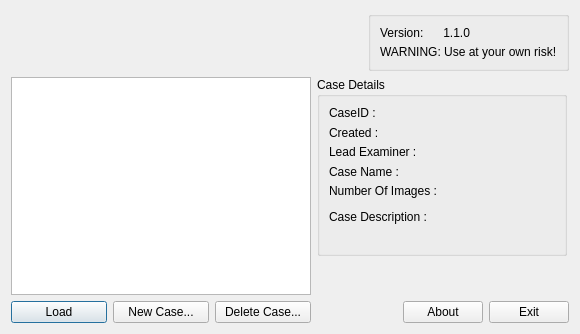
Before: the Qt Designer form caseselect.ui in xleedos/TIAS, drawn with Qt 5.
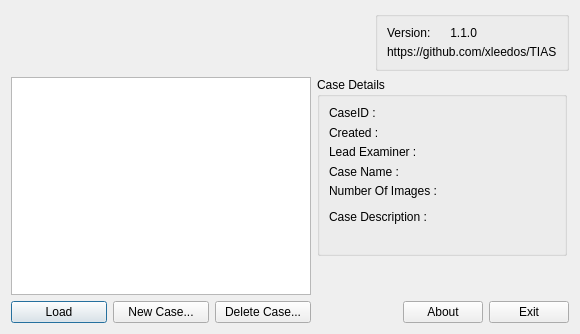
After: the same form once the commit is applied. Icons and pictures are not drawn.

What changed in the file:
```diff
--- a/caseselect.ui
+++ b/caseselect.ui
@@ -71,6 +71,9 @@
        <property name="alignment">
         <set>Qt::AlignRight|Qt::AlignTrailing|Qt::AlignVCenter</set>
        </property>
+       <property name="flat">
+        <bool>false</bool>
+       </property>
        <layout class="QVBoxLayout" name="verticalLayout_6">
         <item>
          <spacer name="verticalSpacer_3">
@@ -95,7 +98,16 @@
         <item>
          <widget class="QLabel" name="label_5">
           <property name="text">
-           <string>WARNING: Use at your own risk!</string>
+           <string>https://github.com/xleedos/TIAS</string>
+          </property>
+          <property name="indent">
+           <number>0</number>
+          </property>
+          <property name="openExternalLinks">
+           <bool>true</bool>
+          </property>
+          <property name="textInteractionFlags">
+           <set>Qt::TextBrowserInteraction</set>
           </property>
          </widget>
         </item>
```
Left out of the diff: 5 changed lines with no effect on the pictures.
